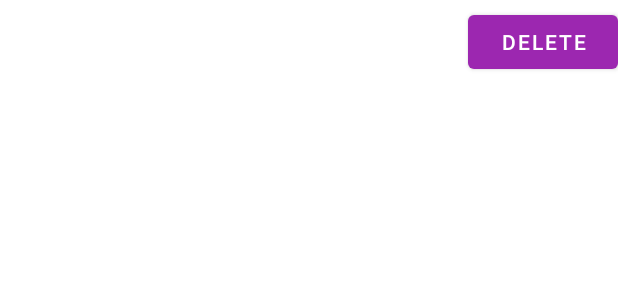
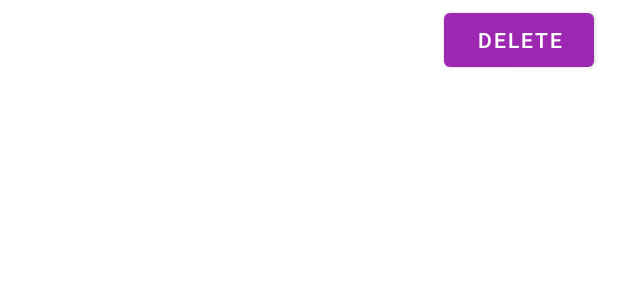
Before and after one commit to KacperMazurWSiZ/NewsFlash, an Android app: the layout item_todo.xml on its own in the app's theme, with its tools: preview values and no code run, on a phone screen of 412 x 824 dp. Shown: the top 300 px of the screen. Run offline under Robolectric (Android 15) with nearby library versions, the phone set to English and light mode, and no system bars; network calls fail.

Commit message:
fix item_todo layout

```diff
--- a/app/src/main/res/layout/item_todo.xml
+++ b/app/src/main/res/layout/item_todo.xml
@@ -2,7 +2,7 @@
         xmlns:android="http://schemas.android.com/apk/res/android"
         android:layout_width="match_parent"
         android:layout_height="wrap_content"
-        android:gravity="end">
+        android:gravity="center">
 
         <TextView
             android:id="@+id/todoText"
```
